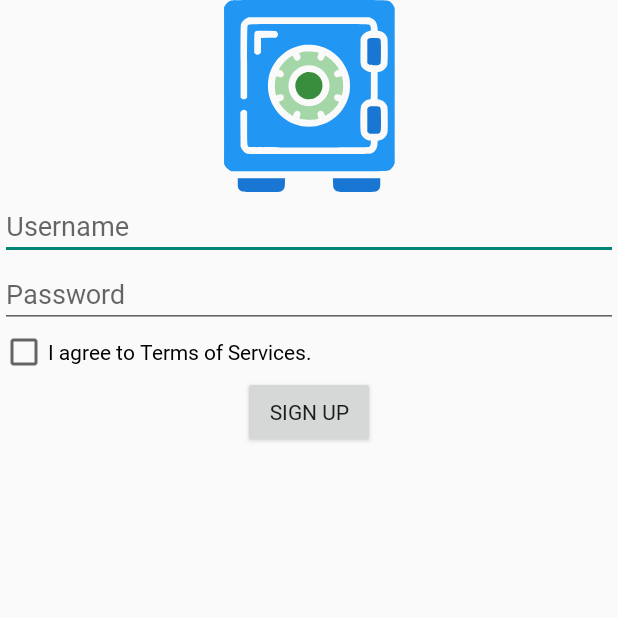
After one commit to muaaaaz/DataSafe, an Android app: the SignupActivity screen opened directly, with no data from a screen before it, on a phone screen of 412 x 824 dp, the top half of it. The commit adds this screen. Run offline under Robolectric (Android 15) with nearby library versions, the phone set to English and light mode, and no system bars.

Commit message:
Create signup activity.

```diff
--- a/app/src/main/AndroidManifest.xml
+++ b/app/src/main/AndroidManifest.xml
@@ -10,6 +10,9 @@
         android:supportsRtl="true"
         android:theme="@style/Theme.DataSafe">
         <activity
+            android:name=".SignupActivity"
+            android:exported="false" />
+        <activity
             android:name=".LoginActivity"
             android:exported="false" />
         <activity
@@ -21,9 +24,6 @@
                 <category android:name="android.intent.category.LAUNCHER" />
             </intent-filter>
         </activity>
-        <activity
-            android:name=".MainActivity"
-            android:exported="false" />
     </application>
 
 </manifest>
--- /dev/null
+++ b/app/src/main/java/com/example/datasafe/SignupActivity.java
@@ -0,0 +1,40 @@
+package com.example.datasafe;
+
+import android.os.Bundle;
+import android.widget.Button;
+import android.widget.CheckBox;
+import android.widget.EditText;
+
+import androidx.annotation.NonNull;
+import androidx.appcompat.app.AppCompatActivity;
+
+public class SignupActivity extends AppCompatActivity {
+    EditText usernameEditText, passwordEditText;
+    CheckBox tosCheckBox;
+    Button signupBtn;
+
+    @Override
+    protected void onCreate(Bundle savedInstanceState) {
+        super.onCreate(savedInstanceState);
+        setContentView(R.layout.activity_signup);
+
+        usernameEditText = findViewById(R.id.editText_username);
+        passwordEditText = findViewById(R.id.editText_password);
+        tosCheckBox = findViewById(R.id.checkbox_tos_agree);
+        signupBtn = findViewById(R.id.btn_signup);
+        // TODO: 29/12/2021 Implement signup on button
+    }
+
+    @Override
+    protected void onSaveInstanceState(@NonNull Bundle outState) {
+        super.onSaveInstanceState(outState);
+        outState.putString("USERNAME", usernameEditText.getText().toString());
+    }
+
+    @Override
+    protected void onRestoreInstanceState(@NonNull Bundle savedInstanceState) {
+        super.onRestoreInstanceState(savedInstanceState);
+        if (savedInstanceState.containsKey("USERNAME"))
+            usernameEditText.setText(savedInstanceState.getString("USERNAME"));
+    }
+}
--- /dev/null
+++ b/app/src/main/res/layout/activity_signup.xml
@@ -0,0 +1,43 @@
+<?xml version="1.0" encoding="utf-8"?>
+<LinearLayout xmlns:android="http://schemas.android.com/apk/res/android"
+    xmlns:tools="http://schemas.android.com/tools"
+    android:layout_width="match_parent"
+    android:layout_height="match_parent"
+    android:orientation="vertical"
+    tools:context=".SignupActivity">
+
+    <ImageView
+        android:layout_width="wrap_content"
+        android:layout_height="wrap_content"
+        android:layout_gravity="center"
+        android:contentDescription="@string/logo"
+        android:src="@drawable/ic_safe" />
+
+    <EditText
+        android:id="@+id/editText_username"
+        android:layout_width="match_parent"
+        android:layout_height="wrap_content"
+        android:hint="@string/username"
+        android:inputType="text" />
+
+    <EditText
+        android:id="@+id/editText_password"
+        android:layout_width="match_parent"
+        android:layout_height="wrap_content"
+        android:hint="@string/password"
+        android:inputType="textPassword" />
+
+    <CheckBox
+        android:id="@+id/checkbox_tos_agree"
+        android:layout_width="wrap_content"
+        android:layout_height="wrap_content"
+        android:text="@string/i_agree_to_terms_of_services" />
+
+    <Button
+        android:id="@+id/btn_signup"
+        android:layout_width="wrap_content"
+        android:layout_height="wrap_content"
+        android:layout_gravity="center"
+        android:text="@string/signup" />
+
+</LinearLayout>
--- a/app/src/main/res/values/strings.xml
+++ b/app/src/main/res/values/strings.xml
@@ -5,4 +5,6 @@
     <string name="username">Username</string>
     <string name="password">Password</string>
     <string name="login">Login</string>
+    <string name="i_agree_to_terms_of_services">I agree to Terms of Services.</string>
+    <string name="signup">Sign up</string>
 </resources>
```
